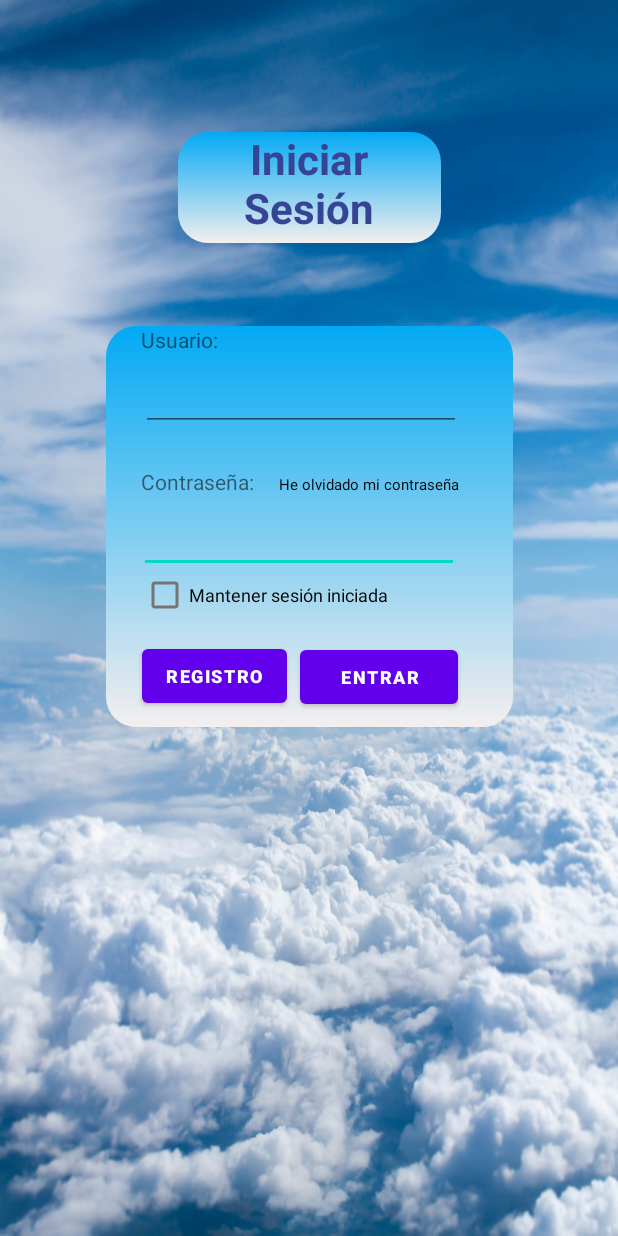
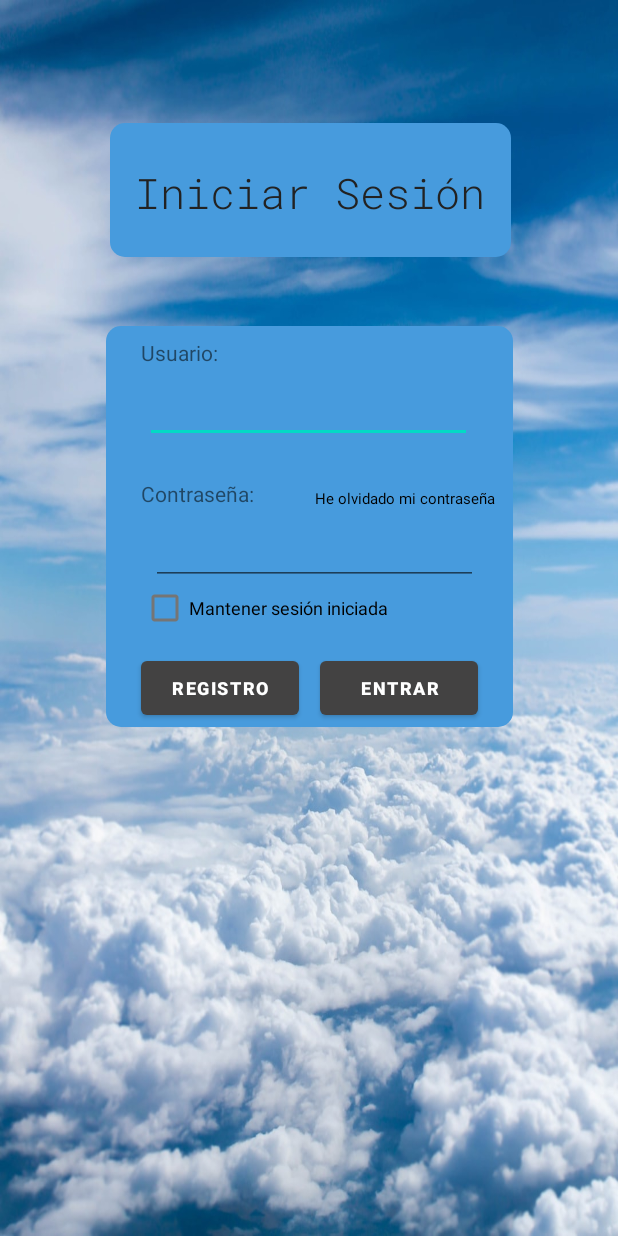
Before and after one commit to fdezbarroso/weather-hub, an Android app: the screen it shows after launch (MainActivity), on a phone screen of 412 x 824 dp. Run offline under Robolectric (Android 15) with nearby library versions, the phone set to English and light mode, and no system bars.

Commit message:
gps_and_nofications

```diff
--- a/app/build.gradle
+++ b/app/build.gradle
@@ -33,9 +33,9 @@ android {
 }
 
 dependencies {
-
     implementation 'androidx.appcompat:appcompat:1.5.1'
     implementation 'com.google.android.material:material:1.7.0'
+    implementation 'com.google.android.gms:play-services-location:21.0.1'
     implementation 'androidx.constraintlayout:constraintlayout:2.1.4'
     implementation files('libs\\additionnal.jar')
     implementation files('libs\\mail.jar')
--- a/app/src/main/res/drawable/box.xml
+++ b/app/src/main/res/drawable/box.xml
@@ -2,11 +2,10 @@
 <selector xmlns:android="http://schemas.android.com/apk/res/android">
     <item>
         <shape android:shape="rectangle">
-            <solid android:color="#03A9F4"/>
-                <corners android:radius="20dp"/>
-            <gradient android:angle="120"
-                android:startColor="#03A9F4"
-                android:endColor="#F4EFEF"/>
+            <solid android:color="#3C79F5"/>
+            <gradient android:angle="90"
+                android:startColor="#3C79F5"
+                android:endColor="#2DCDDF"/>
         </shape>
     </item>
 </selector>
--- /dev/null
+++ b/app/src/main/res/drawable/box1.xml
@@ -0,0 +1,9 @@
+<?xml version="1.0" encoding="utf-8"?>
+<selector xmlns:android="http://schemas.android.com/apk/res/android">
+    <item>
+        <shape android:shape="rectangle">
+            <solid android:color="#479BDD"/>
+                <corners android:radius="10dp"/>
+        </shape>
+    </item>
+</selector>
--- a/app/src/main/res/layout/activity_main.xml
+++ b/app/src/main/res/layout/activity_main.xml
@@ -10,136 +10,71 @@
 
     <TextView
         android:id="@+id/textView"
-        android:layout_width="175dp"
-        android:layout_height="74dp"
-        android:background="@drawable/box"
+        android:layout_width="267dp"
+        android:layout_height="89dp"
+        android:background="@drawable/box1"
         app:layout_constraintBottom_toBottomOf="parent"
         app:layout_constraintEnd_toEndOf="parent"
+        app:layout_constraintHorizontal_bias="0.506"
         app:layout_constraintStart_toStartOf="parent"
         app:layout_constraintTop_toTopOf="parent"
-        app:layout_constraintVertical_bias="0.117" />
+        app:layout_constraintVertical_bias="0.112" />
+
+    <TextView
+        android:layout_width="267dp"
+        android:layout_height="64dp"
+        android:fontFamily="@font/roboto_mono_light"
+        android:gravity="center"
+        android:text="Iniciar Sesión"
+        android:textColor="#222222"
+        android:textSize="28sp"
+        android:typeface="normal"
+        app:layout_constraintBottom_toBottomOf="parent"
+        app:layout_constraintEnd_toEndOf="parent"
+        app:layout_constraintHorizontal_bias="0.506"
+        app:layout_constraintStart_toStartOf="parent"
+        app:layout_constraintTop_toTopOf="parent"
+        app:layout_constraintVertical_bias="0.127" />
 
     <TextView
         android:id="@+id/textView2"
         android:layout_width="271dp"
         android:layout_height="267dp"
-        android:background="@drawable/box"
+        android:background="@drawable/box1"
         app:layout_constraintBottom_toBottomOf="parent"
         app:layout_constraintEnd_toEndOf="parent"
         app:layout_constraintStart_toStartOf="parent"
         app:layout_constraintTop_toTopOf="parent"
         app:layout_constraintVertical_bias="0.39" />
 
-    <TextView
-        android:layout_width="167dp"
-        android:layout_height="92dp"
-        android:fontFamily="sans-serif"
-        android:gravity="center"
-        android:text="Iniciar Sesión"
-        android:textColor="#364495"
-        android:textSize="28sp"
-        android:textStyle="bold"
-        android:typeface="normal"
-        app:layout_constraintBottom_toBottomOf="parent"
-        app:layout_constraintEnd_toEndOf="parent"
-        app:layout_constraintStart_toStartOf="parent"
-        app:layout_constraintTop_toTopOf="parent"
-        app:layout_constraintVertical_bias="0.104" />
-
-    <TextView
-        android:id="@+id/textView3"
-        android:layout_width="wrap_content"
-        android:layout_height="wrap_content"
-        android:text="Usuario:"
-        app:layout_constraintBottom_toBottomOf="parent"
-        app:layout_constraintEnd_toEndOf="parent"
-        app:layout_constraintHorizontal_bias="0.261"
-        app:layout_constraintStart_toStartOf="parent"
-        app:layout_constraintTop_toTopOf="parent"
-        app:layout_constraintVertical_bias="0.269" />
-
-    <TextView
-        android:id="@+id/textView4"
-        android:layout_width="wrap_content"
-        android:layout_height="wrap_content"
-        android:text="Contraseña:"
-        app:layout_constraintBottom_toBottomOf="parent"
-        app:layout_constraintEnd_toEndOf="parent"
-        app:layout_constraintHorizontal_bias="0.279"
-        app:layout_constraintStart_toStartOf="parent"
-        app:layout_constraintTop_toTopOf="parent"
-        app:layout_constraintVertical_bias="0.387" />
-
-    <EditText
-        android:id="@+id/editTextTextPassword"
-        android:layout_width="wrap_content"
-        android:layout_height="wrap_content"
-        android:ems="10"
-        android:inputType="textPassword"
-        android:minHeight="48dp"
-        app:layout_constraintBottom_toBottomOf="parent"
-        app:layout_constraintEnd_toEndOf="parent"
-        app:layout_constraintHorizontal_bias="0.467"
-        app:layout_constraintStart_toStartOf="parent"
-        app:layout_constraintTop_toTopOf="parent"
-        app:layout_constraintVertical_bias="0.43" />
-
     <EditText
         android:id="@+id/editTextTextPersonName"
-        android:layout_width="wrap_content"
-        android:layout_height="wrap_content"
+        android:layout_width="218dp"
+        android:layout_height="48dp"
         android:ems="10"
         android:inputType="textPersonName"
         android:minHeight="48dp"
         app:layout_constraintBottom_toBottomOf="parent"
         app:layout_constraintEnd_toEndOf="parent"
-        app:layout_constraintHorizontal_bias="0.472"
+        app:layout_constraintHorizontal_bias="0.497"
         app:layout_constraintStart_toStartOf="parent"
         app:layout_constraintTop_toTopOf="parent"
-        app:layout_constraintVertical_bias="0.308" />
-
-    <Button
-        android:id="@+id/button"
-        android:layout_width="105dp"
-        android:layout_height="48dp"
-        android:text="Entrar"
-        android:textSize="12sp"
-        android:textStyle="bold"
-        app:layout_constraintBottom_toBottomOf="parent"
-        app:layout_constraintEnd_toEndOf="parent"
-        app:layout_constraintHorizontal_bias="0.652"
-        app:layout_constraintStart_toStartOf="parent"
-        app:layout_constraintTop_toTopOf="parent"
-        app:layout_constraintVertical_bias="0.551" />
+        app:layout_constraintVertical_bias="0.319" />
 
     <Button
         android:id="@+id/button2"
-        android:layout_width="wrap_content"
-        android:layout_height="wrap_content"
+        android:layout_width="105dp"
+        android:layout_height="48dp"
         android:onClick="register"
         android:text="Registro"
         android:textSize="12sp"
         android:textStyle="bold"
         app:layout_constraintBottom_toBottomOf="parent"
         app:layout_constraintEnd_toEndOf="parent"
-        app:layout_constraintHorizontal_bias="0.301"
+        app:layout_constraintHorizontal_bias="0.307"
         app:layout_constraintStart_toStartOf="parent"
         app:layout_constraintTop_toTopOf="parent"
-        app:layout_constraintVertical_bias="0.55" />
-
-    <TextView
-        android:id="@+id/textView5"
-        android:layout_width="wrap_content"
-        android:layout_height="wrap_content"
-        android:text="He olvidado mi contraseña"
-        android:textColor="#000000"
-        android:textSize="10sp"
-        app:layout_constraintBottom_toBottomOf="parent"
-        app:layout_constraintEnd_toEndOf="parent"
-        app:layout_constraintHorizontal_bias="0.638"
-        app:layout_constraintStart_toStartOf="parent"
-        app:layout_constraintTop_toTopOf="parent"
-        app:layout_constraintVertical_bias="0.39" />
+        app:layout_constraintVertical_bias="0.56" />
 
     <CheckBox
         android:id="@+id/checkBox"
@@ -152,6 +87,72 @@
         app:layout_constraintHorizontal_bias="0.449"
         app:layout_constraintStart_toStartOf="parent"
         app:layout_constraintTop_toTopOf="parent"
-        app:layout_constraintVertical_bias="0.48" />
+        app:layout_constraintVertical_bias="0.491" />
+
+    <EditText
+        android:id="@+id/editTextTextPassword"
+        android:layout_width="218dp"
+        android:layout_height="47dp"
+        android:ems="10"
+        android:inputType="textPassword"
+        android:minHeight="48dp"
+        app:layout_constraintBottom_toBottomOf="parent"
+        app:layout_constraintEnd_toEndOf="parent"
+        app:layout_constraintHorizontal_bias="0.518"
+        app:layout_constraintStart_toStartOf="parent"
+        app:layout_constraintTop_toTopOf="parent"
+        app:layout_constraintVertical_bias="0.441" />
+
+    <TextView
+        android:id="@+id/textView4"
+        android:layout_width="wrap_content"
+        android:layout_height="wrap_content"
+        android:text="Contraseña:"
+        app:layout_constraintBottom_toBottomOf="parent"
+        app:layout_constraintEnd_toEndOf="parent"
+        app:layout_constraintHorizontal_bias="0.279"
+        app:layout_constraintStart_toStartOf="parent"
+        app:layout_constraintTop_toTopOf="parent"
+        app:layout_constraintVertical_bias="0.397" />
+
+    <TextView
+        android:id="@+id/textView3"
+        android:layout_width="wrap_content"
+        android:layout_height="wrap_content"
+        android:text="Usuario:"
+        app:layout_constraintBottom_toBottomOf="parent"
+        app:layout_constraintEnd_toEndOf="parent"
+        app:layout_constraintHorizontal_bias="0.261"
+        app:layout_constraintStart_toStartOf="parent"
+        app:layout_constraintTop_toTopOf="parent"
+        app:layout_constraintVertical_bias="0.28" />
+
+    <Button
+        android:id="@+id/button"
+        android:layout_width="105dp"
+        android:layout_height="48dp"
+        android:text="Entrar"
+        android:textSize="12sp"
+        android:textStyle="bold"
+        app:layout_constraintBottom_toBottomOf="parent"
+        app:layout_constraintEnd_toEndOf="parent"
+        app:layout_constraintHorizontal_bias="0.696"
+        app:layout_constraintStart_toStartOf="parent"
+        app:layout_constraintTop_toTopOf="parent"
+        app:layout_constraintVertical_bias="0.56" />
+
+    <TextView
+        android:id="@+id/textView5"
+        android:layout_width="wrap_content"
+        android:layout_height="wrap_content"
+        android:text="He olvidado mi contraseña"
+        android:textColor="#000000"
+        android:textSize="10sp"
+        app:layout_constraintBottom_toBottomOf="parent"
+        app:layout_constraintEnd_toEndOf="parent"
+        app:layout_constraintHorizontal_bias="0.719"
+        app:layout_constraintStart_toStartOf="parent"
+        app:layout_constraintTop_toTopOf="parent"
+        app:layout_constraintVertical_bias="0.402" />
 
 </androidx.constraintlayout.widget.ConstraintLayout>
--- a/app/src/main/res/values/themes.xml
+++ b/app/src/main/res/values/themes.xml
@@ -2,7 +2,7 @@
     <!-- Base application theme. -->
     <style name="Theme.WeatherHub" parent="Theme.MaterialComponents.DayNight.DarkActionBar">
         <!-- Primary brand color. -->
-        <item name="colorPrimary">@color/purple_500</item>
+        <item name="colorPrimary">#434242</item>
         <item name="colorPrimaryVariant">@color/purple_700</item>
         <item name="colorOnPrimary">@color/white</item>
         <!-- Secondary brand color. -->
```
Also changed, not shown: app/src/main/AndroidManifest.xml (+18 -5 lines), app/src/main/java/com/example/weatherhub/MainMenuActivity.java (+90 -3 lines), app/src/main/res/layout/confirmation.xml (+16 -17 lines), app/src/main/res/layout/main_menu.xml (+40 -0 lines), app/src/main/res/layout/password_recovery.xml (+12 -11 lines), app/src/main/res/layout/register.xml (+12 -14 lines), app/src/main/res/layout/user_pwd_recovery.xml (+8 -8 lines), app/src/main/res/values/themes1.xml (added, +16 -0 lines), app/src/main/res/drawable/icon_weather_notify.png (added), app/src/main/res/font/roboto_mono_light.ttf (added), 2 other files.
